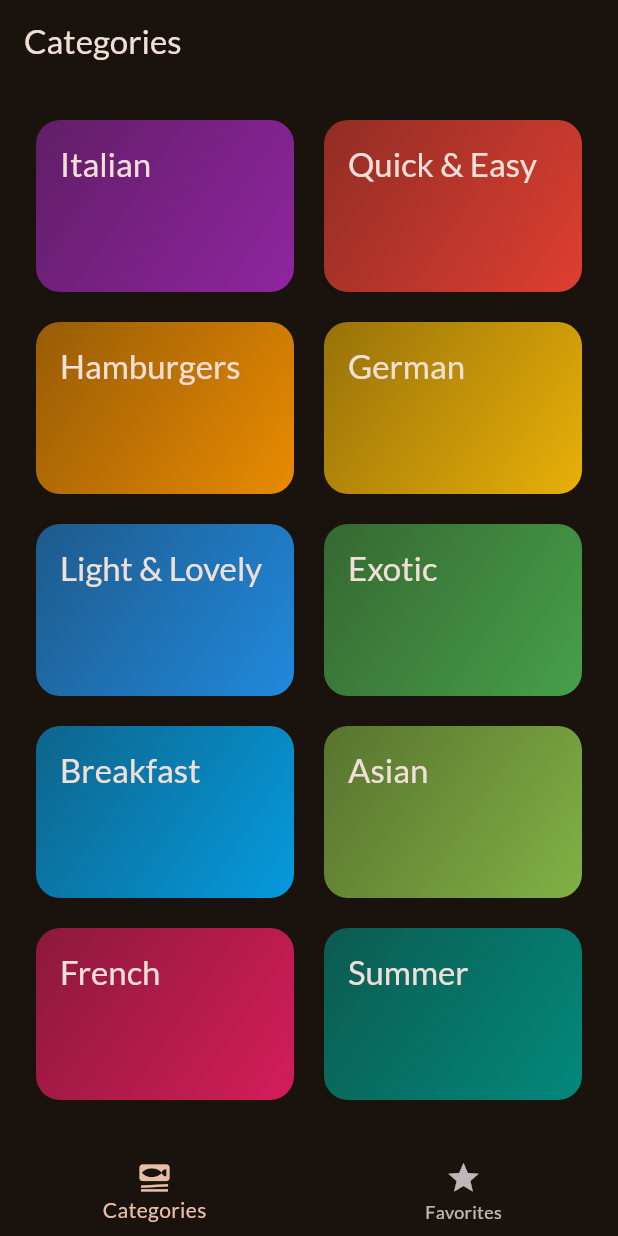
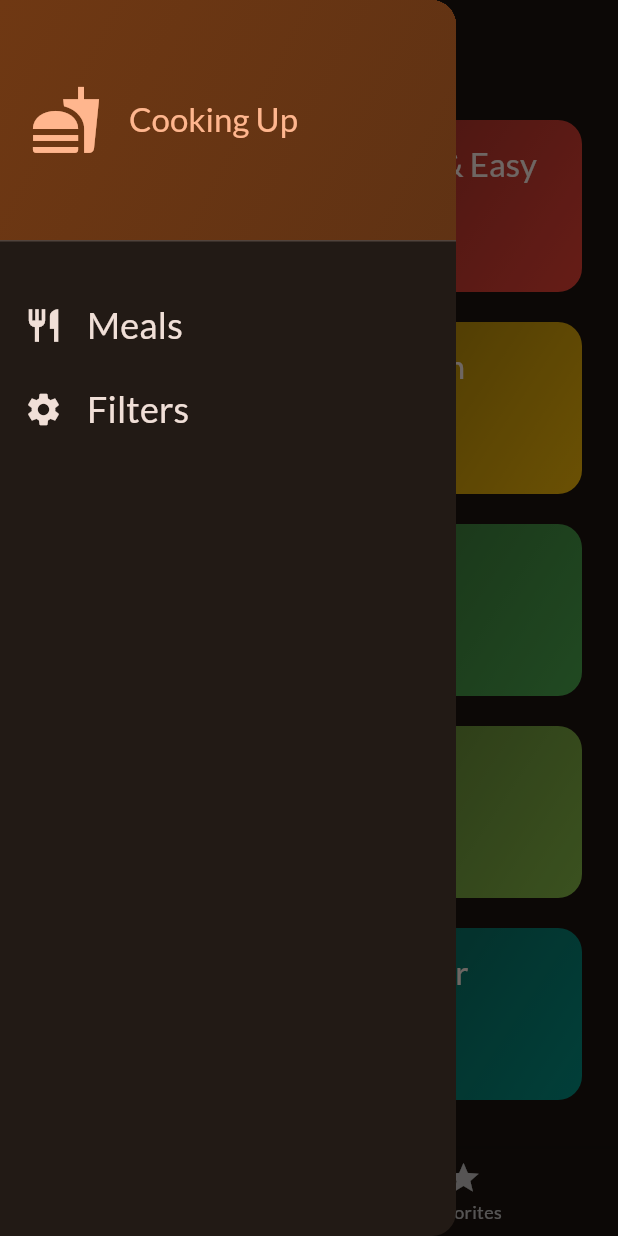
Before and after one commit to AvishkaUmesh/flutter-meals-app, a Flutter app: the screen it shows after launch, with the side drawer open (before the commit the screen has no drawer), on a phone screen of 412 x 824 dp. Run offline on Flutter 3.47's test engine with Material 2 defaults, Android fonts, the phone set to English and light mode, and no system bars; our stand-ins replace google_fonts, transparent_image.

Commit message:
added drawer

```diff
--- a/lib/screens/tabs.dart
+++ b/lib/screens/tabs.dart
@@ -2,6 +2,7 @@ import 'package:flutter/material.dart';
 import 'package:meals/models/meal.dart';
 import 'package:meals/screens/categories.dart';
 import 'package:meals/screens/meals.dart';
+import 'package:meals/widgets/main_drawer.dart';
 
 class TabsScreen extends StatefulWidget {
   const TabsScreen({super.key});
@@ -45,6 +46,13 @@ class _TabsScreenState extends State<TabsScreen> {
     });
   }
 
+  void _setScreen(String identifier) {
+    if (identifier == 'filters') {
+    } else {
+      Navigator.of(context).pop();
+    }
+  }
+
   @override
   Widget build(BuildContext context) {
     Widget activePage = CategoriesScreen(
@@ -64,6 +72,7 @@ class _TabsScreenState extends State<TabsScreen> {
       appBar: AppBar(
         title: Text(activePageTitle),
       ),
+      drawer: MainDrawer(onSelectScreen: _setScreen),
       body: activePage,
       bottomNavigationBar: BottomNavigationBar(
         onTap: _selectPage,
--- /dev/null
+++ b/lib/widgets/main_drawer.dart
@@ -0,0 +1,87 @@
+import 'package:flutter/material.dart';
+
+class MainDrawer extends StatelessWidget {
+  const MainDrawer({
+    super.key,
+    required this.onSelectScreen,
+  });
+
+  final void Function(String identifier) onSelectScreen;
+
+  @override
+  Widget build(BuildContext context) {
+    return Drawer(
+      child: Column(
+        children: [
+          DrawerHeader(
+            padding: const EdgeInsets.all(20),
+            decoration: BoxDecoration(
+              gradient: LinearGradient(
+                colors: [
+                  Theme.of(context).colorScheme.primaryContainer,
+                  Theme.of(context)
+                      .colorScheme
+                      .primaryContainer
+                      .withOpacity(0.8),
+                ],
+                begin: Alignment.topLeft,
+                end: Alignment.bottomRight,
+              ),
+            ),
+            child: Row(
+              children: [
+                Icon(
+                  Icons.fastfood,
+                  size: 48,
+                  color: Theme.of(context).colorScheme.primary,
+                ),
+                const SizedBox(width: 18),
+                Text(
+                  'Cooking Up',
+                  style: Theme.of(context).textTheme.titleLarge!.copyWith(
+                        color: Theme.of(context).colorScheme.primary,
+                      ),
+                ),
+              ],
+            ),
+          ),
+          const SizedBox(height: 20),
+          ListTile(
+            leading: Icon(
+              Icons.restaurant,
+              size: 26,
+              color: Theme.of(context).colorScheme.onBackground,
+            ),
+            title: Text(
+              'Meals',
+              style: Theme.of(context).textTheme.titleSmall!.copyWith(
+                    color: Theme.of(context).colorScheme.onBackground,
+                    fontSize: 24,
+                  ),
+            ),
+            onTap: () {
+              onSelectScreen('meals');
+            },
+          ),
+          ListTile(
+            leading: Icon(
+              Icons.settings,
+              size: 26,
+              color: Theme.of(context).colorScheme.onBackground,
+            ),
+            title: Text(
+              'Filters',
+              style: Theme.of(context).textTheme.titleSmall!.copyWith(
+                    color: Theme.of(context).colorScheme.onBackground,
+                    fontSize: 24,
+                  ),
+            ),
+            onTap: () {
+              onSelectScreen('filters');
+            },
+          ),
+        ],
+      ),
+    );
+  }
+}
```
